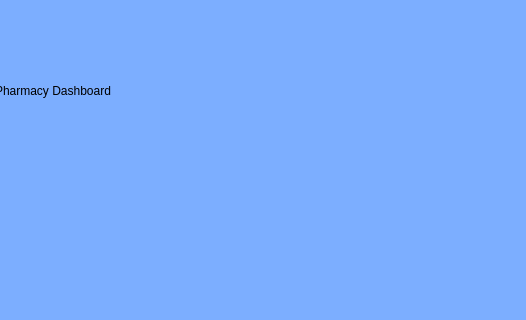
Old version of the form UI/Dashboard.ui in the repository BennettPJ/SFWE403-Sem-Proj; both pictures show x 475 to 1001 and y 0 to 320 of the 1001 by 572 pixel window.
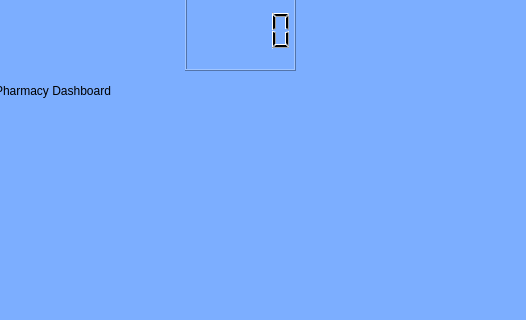
New version of the form. Icons and pictures are not drawn.

```diff
--- a/UI/Dashboard.ui
+++ b/UI/Dashboard.ui
@@ -344,6 +344,16 @@
      <bool>true</bool>
     </property>
    </widget>
+   <widget class="QLCDNumber" name="clock">
+    <property name="geometry">
+     <rect>
+      <x>660</x>
+      <y>-10</y>
+      <width>111</width>
+      <height>81</height>
+     </rect>
+    </property>
+   </widget>
   </widget>
   <widget class="QMenuBar" name="menubar">
    <property name="geometry">
```
Left out of the diff: 2 changed lines with no effect on the pictures.
